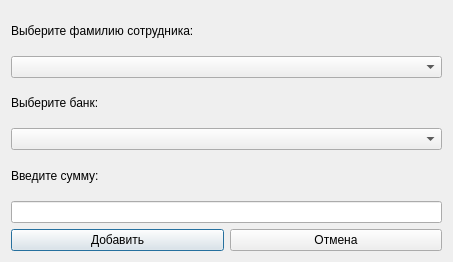
maxiprogram/ParserZP, file insertactiveform.ui: the form before one commit.
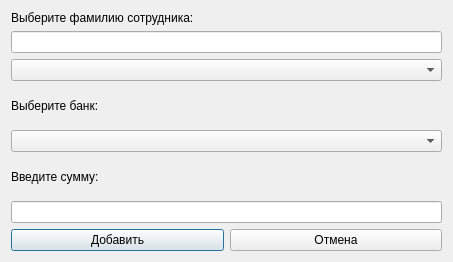
The form after the commit.

Diff of the .ui file:
```diff
--- a/insertactiveform.ui
+++ b/insertactiveform.ui
@@ -35,6 +35,9 @@
        </property>
       </widget>
      </item>
+     <item>
+      <widget class="QLineEdit" name="lineEdit_search"/>
+     </item>
      <item>
       <widget class="QComboBox" name="comboBox"/>
      </item>
```
